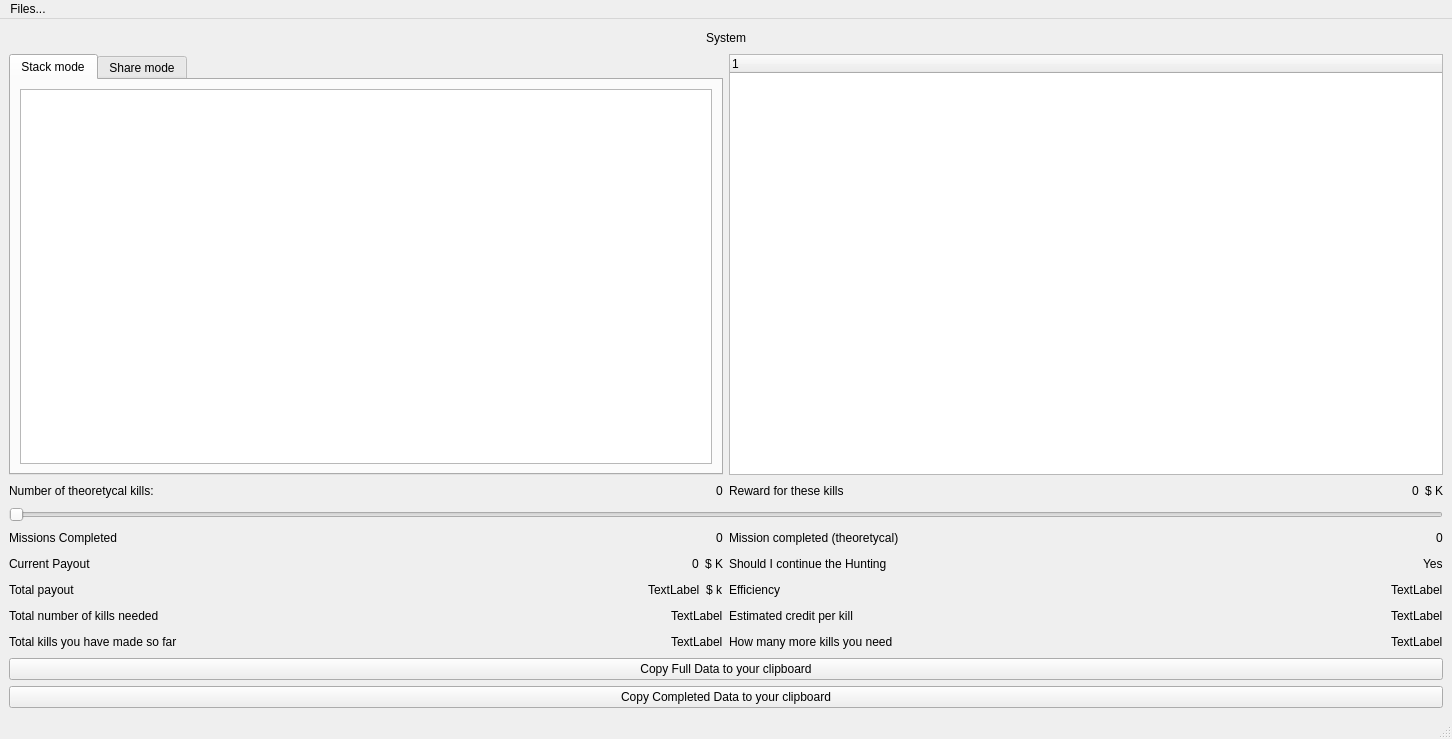
aklakina/EliteMoney, file SRC/mainwindow.ui: the form before one commit.
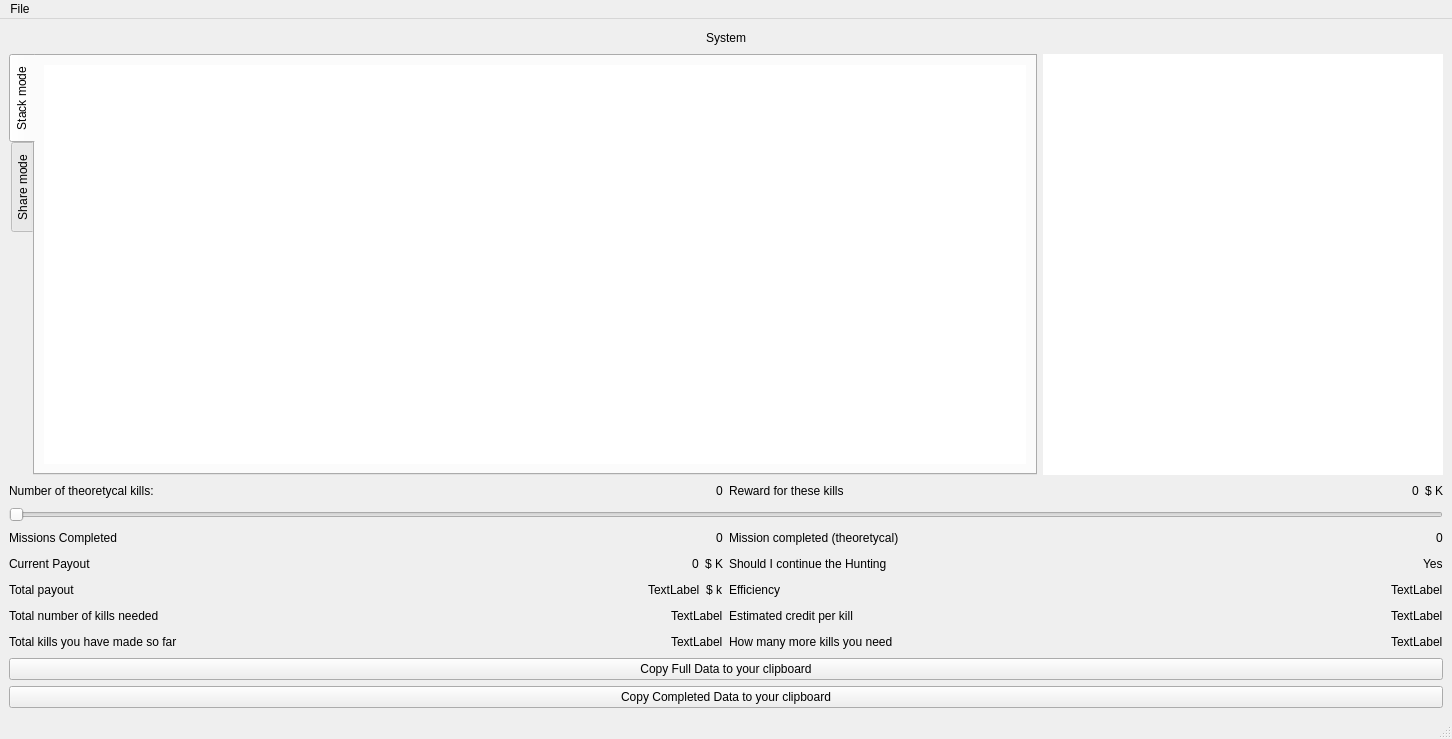
The form after the commit.

What changed in the file:
```diff
--- a/SRC/mainwindow.ui
+++ b/SRC/mainwindow.ui
@@ -59,6 +59,9 @@
         <property name="enabled">
          <bool>true</bool>
         </property>
+        <property name="tabPosition">
+         <enum>QTabWidget::West</enum>
+        </property>
         <property name="currentIndex">
          <number>0</number>
         </property>
@@ -71,7 +74,34 @@
          </attribute>
          <layout class="QVBoxLayout" name="verticalLayout_13">
           <item>
-           <widget class="QTableWidget" name="tableWidget"/>
+           <widget class="QTableWidget" name="tableWidget">
+            <property name="font">
+             <font>
+              <pointsize>8</pointsize>
+             </font>
+            </property>
+            <property name="frameShape">
+             <enum>QFrame::NoFrame</enum>
+            </property>
+            <property name="frameShadow">
+             <enum>QFrame::Plain</enum>
+            </property>
+            <property name="showGrid">
+             <bool>false</bool>
+            </property>
+            <property name="gridStyle">
+             <enum>Qt::NoPen</enum>
+            </property>
+            <property name="cornerButtonEnabled">
+             <bool>false</bool>
+            </property>
+            <property name="columnCount">
+             <number>0</number>
+            </property>
+            <attribute name="verticalHeaderVisible">
+             <bool>false</bool>
+            </attribute>
+           </widget>
           </item>
          </layout>
         </widget>
@@ -98,6 +128,33 @@
       </item>
       <item>
        <widget class="QTreeWidget" name="treeWidget_3">
+        <property name="sizePolicy">
+         <sizepolicy hsizetype="Expanding" vsizetype="Expanding">
+          <horstretch>0</horstretch>
+          <verstretch>0</verstretch>
+         </sizepolicy>
+        </property>
+        <property name="maximumSize">
+         <size>
+          <width>400</width>
+          <height>16777215</height>
+         </size>
+        </property>
+        <property name="frameShape">
+         <enum>QFrame::NoFrame</enum>
+        </property>
+        <property name="frameShadow">
+         <enum>QFrame::Plain</enum>
+        </property>
+        <property name="lineWidth">
+         <number>0</number>
+        </property>
+        <property name="animated">
+         <bool>true</bool>
+        </property>
+        <property name="headerHidden">
+         <bool>true</bool>
+        </property>
         <property name="expandsOnDoubleClick">
          <bool>false</bool>
         </property>
@@ -565,7 +622,7 @@
    </property>
    <widget class="QMenu" name="menuFiles">
     <property name="title">
-     <string>Files...</string>
+     <string>File</string>
     </property>
     <addaction name="actionSave_Session"/>
     <addaction name="actionLoad_session"/>
```
